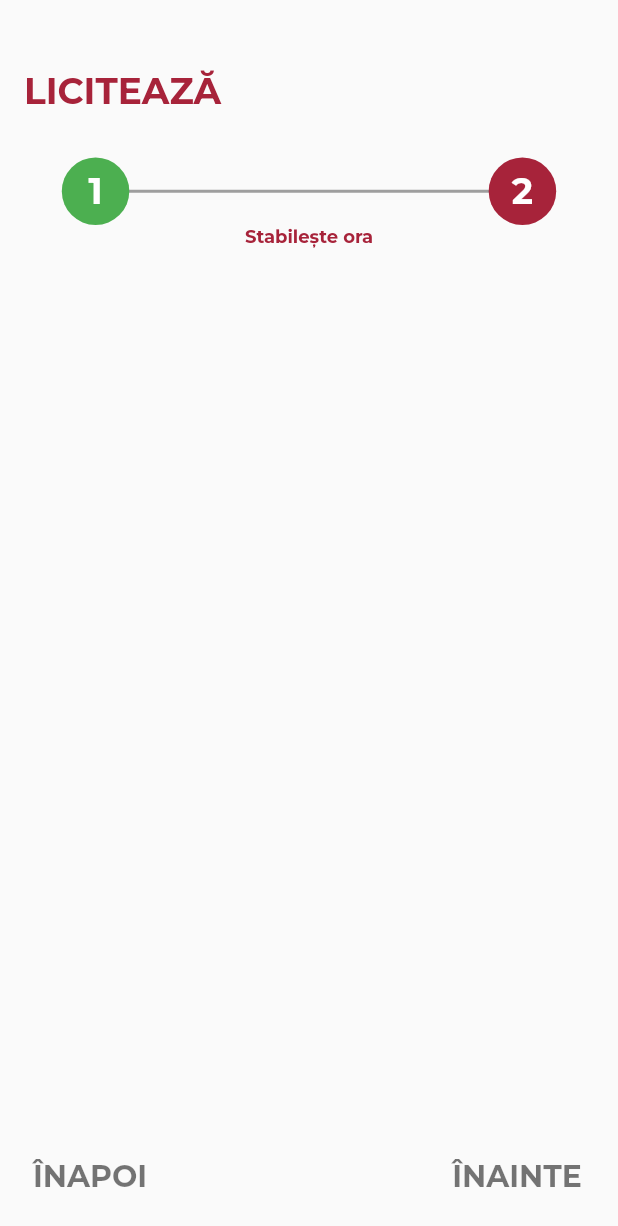
After one commit to denosg/abac_challenge, a Flutter app: the ChooseDatePage screen opened by its route, on a phone screen of 412 x 824 dp. The commit adds this screen. Shown: the top 1226 px of the screen. Run offline on Flutter 3.47's test engine with Material 2 defaults, Android fonts, the phone set to English and light mode, and no system bars; our stand-ins replace flutter_hooks, flutter_riverpod, freezed_annotation, google_fonts, hooks_riverpod, logger.

Commit message:
feature/prep_for_choose_date_page (#8)

```diff
--- a/lib/main.dart
+++ b/lib/main.dart
@@ -1,3 +1,4 @@
+import 'package:abac_challenge/pages/choose_date_page/choose_date_page.dart';
 import 'package:abac_challenge/pages/identify_car_page/identify_car_page.dart';
 import 'package:abac_challenge/pages/welcome_page/welcome_page.dart';
 import 'package:abac_challenge/theme/theme.dart';
@@ -26,11 +27,12 @@ class MyApp extends StatelessWidget {
       debugShowCheckedModeBanner: false,
       theme: AppTheme.lightTheme,
       darkTheme: AppTheme.darkTheme,
-      themeMode: ThemeMode.system,
+      themeMode: ThemeMode.light,
       home: const WelcomePage(),
       routes: {
         WelcomePage.routeName: (context) => const WelcomePage(),
         IdentifyCarPage.routeName: (context) => const IdentifyCarPage(),
+        ChooseDatePage.routeName: (context) => const ChooseDatePage(),
       },
     );
   }
--- /dev/null
+++ b/lib/pages/choose_date_page/choose_date_page.dart
@@ -0,0 +1,41 @@
+import 'package:abac_challenge/pages/choose_date_page/widgets/action_buttons_row.dart';
+import 'package:abac_challenge/pages/identify_car_page/widgets/step_indicator.dart';
+import 'package:flutter/material.dart';
+import 'package:flutter_riverpod/flutter_riverpod.dart';
+
+class ChooseDatePage extends ConsumerWidget {
+  static const routeName = 'choose-date-page';
+
+  const ChooseDatePage({super.key});
+
+  @override
+  Widget build(BuildContext context, WidgetRef ref) {
+    final ColorScheme colors = Theme.of(context).colorScheme;
+
+    return Scaffold(
+      resizeToAvoidBottomInset: false,
+      floatingActionButtonLocation: FloatingActionButtonLocation.endFloat,
+      floatingActionButton: const ActionButtonsRow(),
+      body: SingleChildScrollView(
+        child: Padding(
+          padding: const EdgeInsets.all(16),
+          child: Column(
+            crossAxisAlignment: CrossAxisAlignment.start,
+            children: [
+              const SizedBox(height: 30),
+              Text(
+                'LICITEAZĂ',
+                style: TextStyle(
+                    color: colors.tertiary,
+                    fontWeight: FontWeight.bold,
+                    fontSize: 24),
+              ),
+              const SizedBox(height: 30),
+              const StepIndicator(currentStep: 2),
+            ],
+          ),
+        ),
+      ),
+    );
+  }
+}
--- /dev/null
+++ b/lib/pages/choose_date_page/widgets/action_buttons_row.dart
@@ -0,0 +1,50 @@
+import 'package:abac_challenge/main.dart';
+import 'package:abac_challenge/pages/choose_date_page/providers/final_cart_prov.dart';
+import 'package:abac_challenge/pages/identify_car_page/identify_car_page.dart';
+import 'package:flutter/material.dart';
+import 'package:flutter_riverpod/flutter_riverpod.dart';
+
+class ActionButtonsRow extends ConsumerWidget {
+  const ActionButtonsRow({super.key});
+
+  @override
+  Widget build(BuildContext context, WidgetRef ref) {
+    final hasFinalCartDate =
+        ref.read(finalCartProv).dateTime == null ? false : true;
+
+    return Row(
+      mainAxisAlignment: MainAxisAlignment.spaceBetween,
+      children: [
+        Padding(
+          padding: const EdgeInsets.only(left: 30),
+          child: TextButton(
+              onPressed: () {
+                logger.i('User went to choosing repair station page');
+                Navigator.of(context)
+                    .pushReplacementNamed(IdentifyCarPage.routeName);
+              },
+              child: const Text(
+                'ÎNAPOI',
+                style: TextStyle(
+                    color: Colors.black54,
+                    fontWeight: FontWeight.bold,
+                    fontSize: 20),
+              )),
+        ),
+        TextButton(
+            onPressed: hasFinalCartDate
+                ? () {
+                    logger.i('User went to choosing repair station page');
+                  }
+                : null,
+            child: const Text(
+              'ÎNAINTE',
+              style: TextStyle(
+                  color: Colors.black54,
+                  fontWeight: FontWeight.bold,
+                  fontSize: 20),
+            )),
+      ],
+    );
+  }
+}
```
Also changed, not shown: lib/models/final_cart/final_cart.dart (added, +19 -0 lines), lib/models/repair_station/repair_station.dart (added, +19 -0 lines), lib/pages/choose_date_page/providers/final_cart_prov.dart (added, +21 -0 lines), lib/models/final_cart/final_cart.freezed.dart (added), lib/models/final_cart/final_cart.g.dart (added), lib/models/repair_station/repair_station.freezed.dart (added), lib/models/repair_station/repair_station.g.dart (added).
